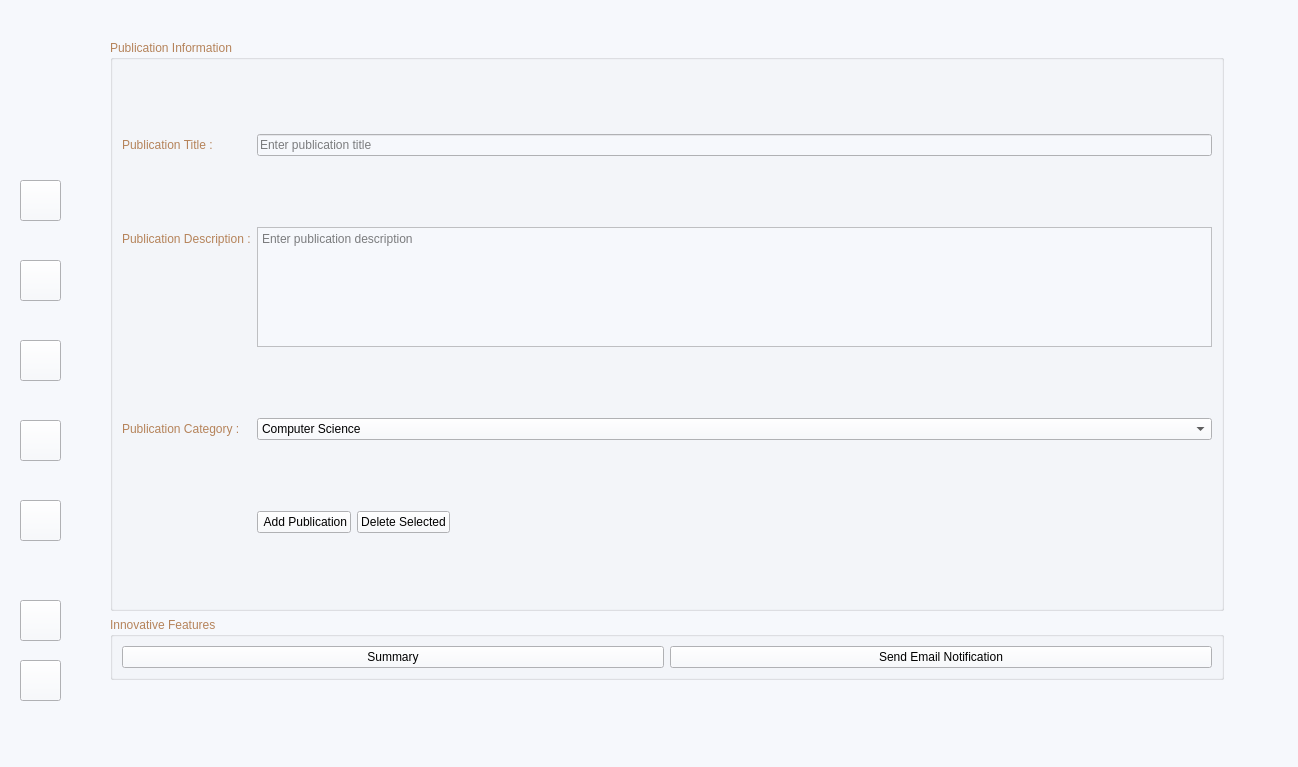
Qt form mainwindow.ui (Confused-Guy/Smart-research-publication-management) before a commit.
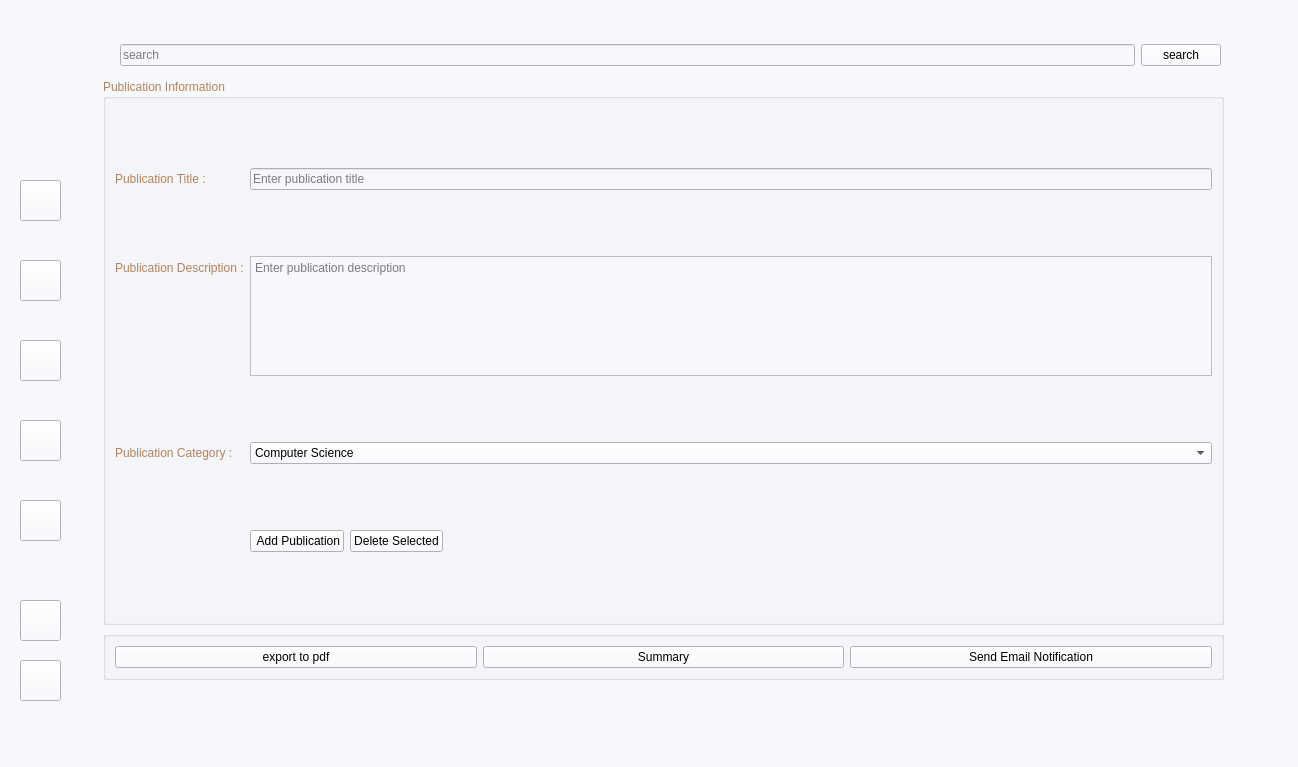
The same form after that commit. The open tabs and pages were chosen to show the change. Icons and pictures are not drawn.

The edit to the form file:
```diff
--- a/mainwindow.ui
+++ b/mainwindow.ui
@@ -9415,10 +9415,10 @@
      <widget class="QWidget" name="mainContent" native="true">
       <property name="geometry">
        <rect>
-        <x>20</x>
-        <y>40</y>
-        <width>1114</width>
-        <height>640</height>
+        <x>13</x>
+        <y>79</y>
+        <width>1121</width>
+        <height>601</height>
        </rect>
       </property>
       <layout class="QVBoxLayout" name="verticalLayout_main">
@@ -9550,9 +9550,16 @@
        <item>
         <widget class="QGroupBox" name="FeatsGroup">
          <property name="title">
-          <string>Innovative Features</string>
+          <string/>
          </property>
          <layout class="QHBoxLayout" name="horizontalLayout_features">
+          <item>
+           <widget class="QPushButton" name="export_2">
+            <property name="text">
+             <string>export to pdf</string>
+            </property>
+           </widget>
+          </item>
           <item>
            <widget class="QPushButton" name="summaryButton">
             <property name="text">
@@ -9572,6 +9579,32 @@
        </item>
       </layout>
      </widget>
+     <widget class="QWidget" name="horizontalLayoutWidget">
+      <property name="geometry">
+       <rect>
+        <x>30</x>
+        <y>40</y>
+        <width>1101</width>
+        <height>31</height>
+       </rect>
+      </property>
+      <layout class="QHBoxLayout" name="horizontalLayout_5">
+       <item>
+        <widget class="QLineEdit" name="lineEdit_23">
+         <property name="placeholderText">
+          <string>search </string>
+         </property>
+        </widget>
+       </item>
+       <item>
+        <widget class="QPushButton" name="searchbt">
+         <property name="text">
+          <string>search</string>
+         </property>
+        </widget>
+       </item>
+      </layout>
+     </widget>
     </widget>
     <widget class="QWidget" name="page_7">
      <widget class="QPushButton" name="backHome2">
```
Left out of the diff: 4 changed lines with no effect on the pictures.
